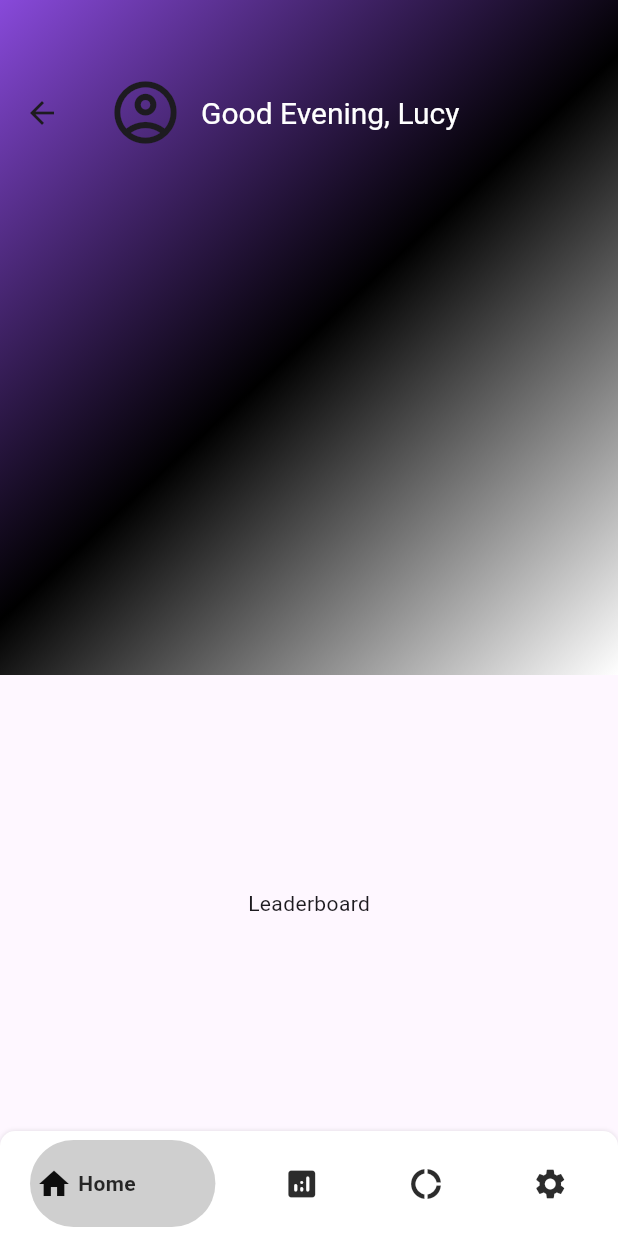
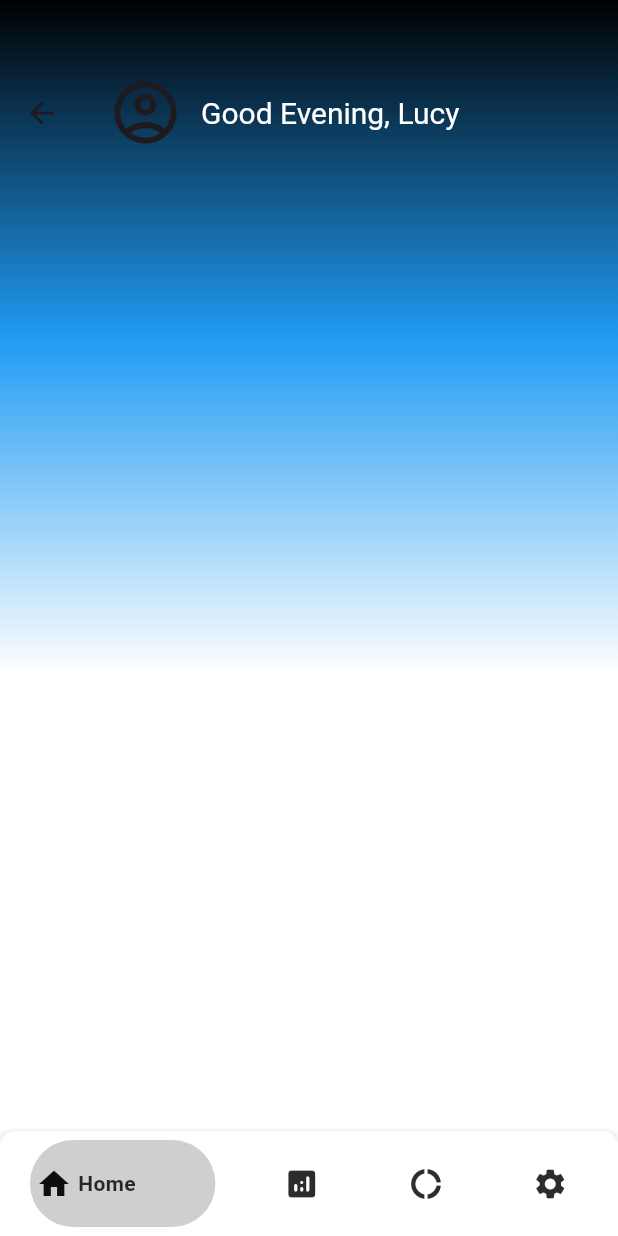
Before and after one commit to KIL0NZI/pedometer, a Flutter app: the HomeScreen screen opened directly, on a phone screen of 412 x 824 dp. Run offline on Flutter 3.47's test engine with Material 3 defaults, Android fonts, the phone set to English and light mode, and no system bars; our stand-ins replace google_fonts.

Commit message:
sync goddamn it

```diff
--- a/lib/Themes/colors.dart
+++ b/lib/Themes/colors.dart
@@ -1,6 +1,6 @@
 import 'package:flutter/material.dart';
 
 class colors {
-  static const appbar = Color.fromARGB(255, 136, 73, 218);
+  static const appbar = Color.fromARGB(255, 32, 155, 243);
   static const activePage = Color.fromARGB(223, 14, 14, 14);
 }
--- a/lib/screens/homescreen.dart
+++ b/lib/screens/homescreen.dart
@@ -40,7 +40,7 @@ class _HomeScreenState extends State<HomeScreen> {
           headerSliverBuilder: (BuildContext context, bool innerBoxIsScrolled) {
             return <Widget>[
               SliverAppBar(
-              title: Row(
+                title: const Row(
                     mainAxisAlignment: MainAxisAlignment.start,
                     crossAxisAlignment: CrossAxisAlignment.center,
                     children: [
@@ -56,7 +56,7 @@ class _HomeScreenState extends State<HomeScreen> {
                         style: TextStyle(color: Colors.white, fontSize: 20),
                       ),
                     ]),
-              backgroundColor: colors.appbar,
+                backgroundColor: Colors.yellow.shade400,
                 expandedHeight: 450.0,
                 toolbarHeight: 150.0,
                 floating: false,
@@ -68,17 +68,17 @@ class _HomeScreenState extends State<HomeScreen> {
                   background: Container(
                     decoration: const BoxDecoration(
                         gradient: LinearGradient(
-                          begin: Alignment.topLeft,
-                          end: Alignment.bottomRight,
+                            begin: Alignment.topCenter,
+                            end: Alignment.bottomCenter,
                             colors: [
+                          Colors.black,
                           colors.appbar,
-                        Colors.black,
                           Colors.white,
                         ])),
                     child: const ClipRRect(
                       borderRadius: BorderRadius.only(
-                      bottomLeft:
-                          Radius.circular(30.0), // Adjust the radius as needed
+                        bottomLeft: Radius.circular(
+                            30.0), // Adjust the radius as needed
                         bottomRight: Radius.circular(30.0),
                       ),
                     ),
@@ -93,35 +93,34 @@ class _HomeScreenState extends State<HomeScreen> {
               )
             ];
           },
-        body: const Center(
-          child: Text('Leaderboard'),
-        ),
-      ),
+          body: Container(
+            decoration: const BoxDecoration(color: Colors.white),
+          )),
       bottomNavigationBar: BottomNavyBar(
-        borderRadius: BorderRadius.only(
+        borderRadius: const BorderRadius.only(
             topRight: Radius.circular(10), topLeft: Radius.circular(10)),
         backgroundColor: Colors.white,
         selectedIndex: _selectedIndex,
         onItemSelected: _onItemSelected,
         items: [
           BottomNavyBarItem(
-            icon: Icon(Icons.home),
-            title: Text('Home'),
+            icon: const Icon(Icons.home),
+            title: const Text('Home'),
             activeColor: colors.activePage,
           ),
           BottomNavyBarItem(
-            icon: Icon(Icons.analytics_rounded),
-            title: Text('Leaderboard'),
+            icon: const Icon(Icons.analytics_rounded),
+            title: const Text('Leaderboard'),
             activeColor: colors.activePage,
           ),
           BottomNavyBarItem(
-            icon: Icon(Icons.donut_large),
-            title: Text('Analytics'),
+            icon: const Icon(Icons.donut_large),
+            title: const Text('Analytics'),
             activeColor: colors.activePage,
           ),
           BottomNavyBarItem(
-            icon: Icon(Icons.settings),
-            title: Text('Settings'),
+            icon: const Icon(Icons.settings),
+            title: const Text('Settings'),
             activeColor: colors.activePage,
           ),
         ],
```
Lines whose indentation alone changed are shown as unchanged.
